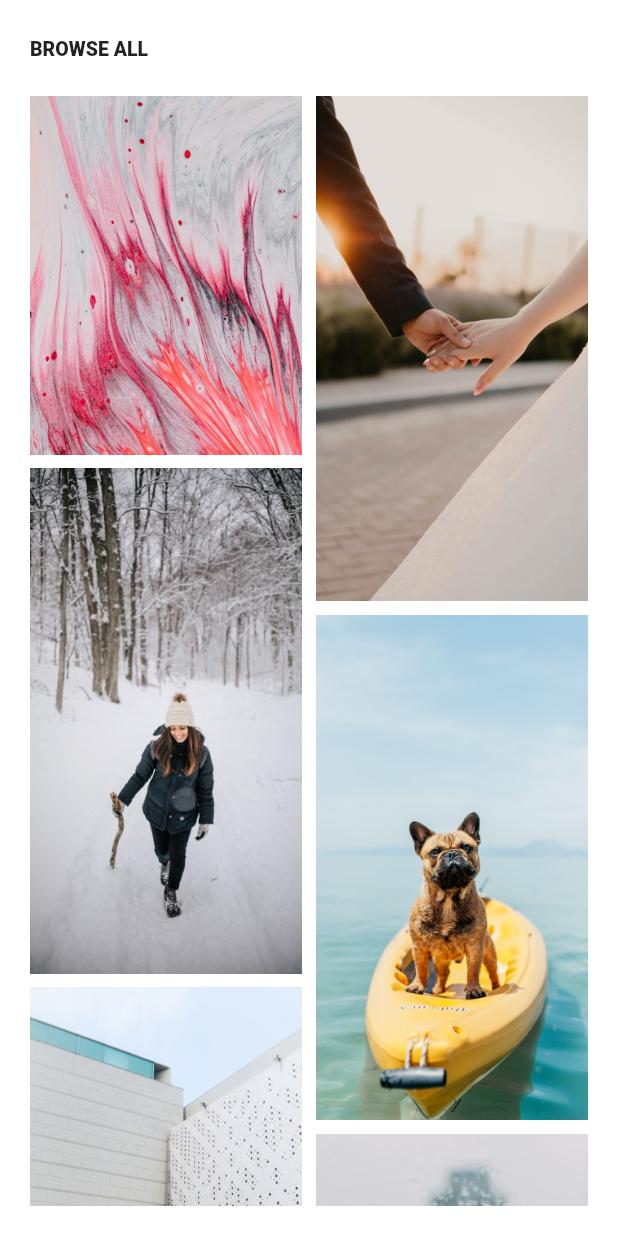
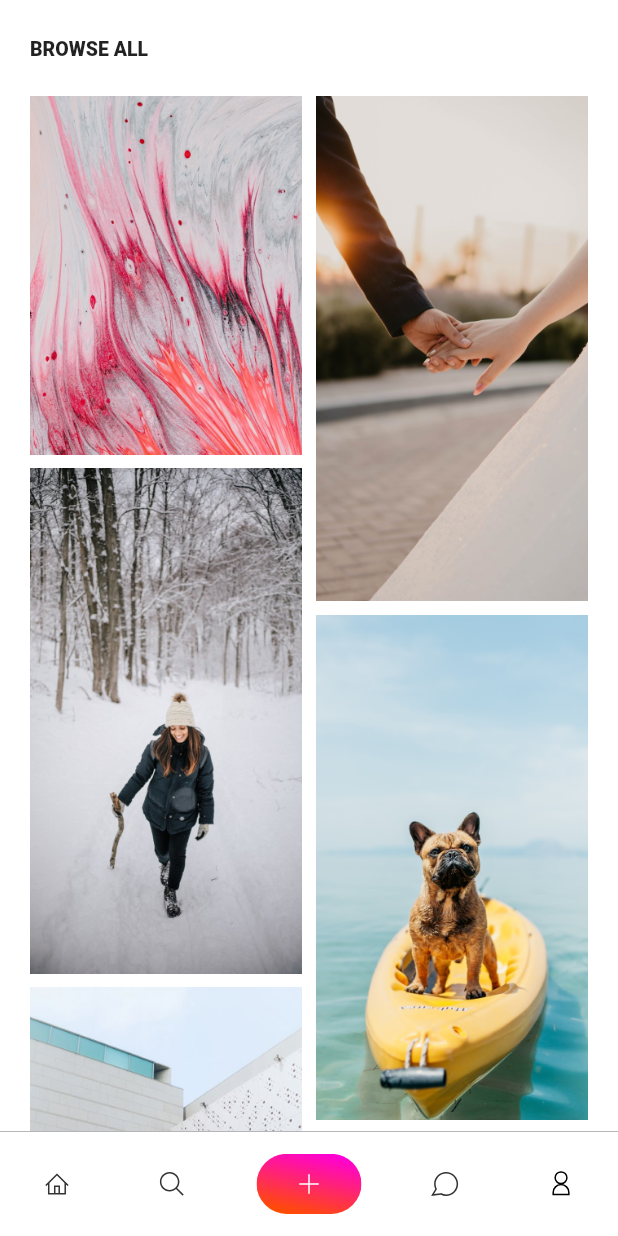
Before and after one commit to VinhShin/MyCarTest, a Flutter app: the HomeScreen screen opened by its route, scrolled down 576 dp, on a phone screen of 412 x 824 dp. Run offline on Flutter 3.47's test engine with Material 2 defaults, Android fonts, the phone set to English and light mode, and no system bars; our stand-ins replace easy_localization, flutter_bloc, flutter_html, flutter_svg, url_launcher_web, video_player_web; missing offline and left inert: shared_preferences_web, wakelock_web; generated files the repository leaves out were written again; project files that could hold a hidden picture were left out.

Commit message:
add bottom bar

```diff
--- a/lib/common/assets/app_icons.dart
+++ b/lib/common/assets/app_icons.dart
@@ -3,4 +3,6 @@ class AppIcons {
   static final comment = 'assets/icons/ic_comment.svg';
   static final home = 'assets/icons/ic_home.svg';
   static final search = 'assets/icons/ic_search.svg';
+  static final profile = 'assets/icons/ic_profile.svg';
+  static final homeAdd = 'assets/icons/ic_home_add.svg';
 }
--- a/lib/presentation/custom_widget/user_info.dart
+++ b/lib/presentation/custom_widget/user_info.dart
@@ -13,7 +13,10 @@ class UserInfo extends StatelessWidget {
   Widget build(BuildContext context) {
     return Row(children: [
       Image.asset(AppImages.avatar),
-      Column(children: [
+      SizedBox(
+        width: 4,
+      ),
+      Column(crossAxisAlignment: CrossAxisAlignment.start, children: [
         Text(
           userName,
           style: TextStyle(fontWeight: FontWeight.bold),
--- a/lib/presentation/screens/home/bloc/home_bloc.dart
+++ b/lib/presentation/screens/home/bloc/home_bloc.dart
@@ -4,15 +4,22 @@ import 'package:my_car_test/presentation/screens/home/bloc/home_event.dart';
 import 'package:my_car_test/presentation/screens/home/bloc/home_state.dart';
 
 class HomeBloc extends Bloc<HomeEvent, HomeState> {
-  final items = TemplateData.dataPage1;
-  int page = 1;
+  final items = <String>[];
+  int page = 0;
 
-  HomeBloc() : super(HomeDataState(TemplateData.dataPage1)) {
-    on<HomeLoadMoreEvent>((event, emit) => _loadContent(emit));
+  HomeBloc() : super(HomePageState(page: HomePageIndex.home)) {
+    on<HomeInitEvent>((event, emit) async {
+      page = 0;
+      items.clear();
+      await _loadContent(emit);
+    });
+    on<HomePageChangeEvent>(
+        (event, emit) => emit(HomePageState(page: event.homePageIndex)));
+    on<HomeLoadMoreEvent>((event, emit) async => await _loadContent(emit));
   }
 
   // fake logic call api
-  void _loadContent(Emitter<HomeState> emit) async {
+  Future<void> _loadContent(Emitter<HomeState> emit) async {
     emit(HomeLoadingState());
     await Future.delayed(Duration(seconds: 1));
     var itemRes = <String>[];
--- a/lib/presentation/screens/home/bloc/home_event.dart
+++ b/lib/presentation/screens/home/bloc/home_event.dart
@@ -1,3 +1,12 @@
+import 'package:my_car_test/presentation/screens/home/bloc/home_state.dart';
+
 abstract class HomeEvent {}
 
+class HomeInitEvent extends HomeEvent {}
+
 class HomeLoadMoreEvent extends HomeEvent {}
+
+class HomePageChangeEvent extends HomeEvent {
+  final HomePageIndex homePageIndex;
+  HomePageChangeEvent({required this.homePageIndex});
+}
--- a/lib/presentation/screens/home/bloc/home_state.dart
+++ b/lib/presentation/screens/home/bloc/home_state.dart
@@ -1,6 +1,13 @@
-abstract class HomeState {}
+enum HomePageIndex { home, search, add, comment, profile }
 
-class HomeInitState extends HomeState {}
+abstract class HomeState {
+  HomeState();
+}
+
+class HomePageState extends HomeState {
+  var page;
+  HomePageState({required this.page});
+}
 
 class HomeLoadingState extends HomeState {}
 
--- a/lib/presentation/screens/home/home_screen.dart
+++ b/lib/presentation/screens/home/home_screen.dart
@@ -1,16 +1,15 @@
 import 'package:flutter/material.dart';
-import 'package:easy_localization/easy_localization.dart';
 import 'package:flutter_bloc/flutter_bloc.dart';
-import 'package:my_car_test/common/assets/app_images.dart';
-import 'package:my_car_test/generated/locale_keys.g.dart';
-import 'package:my_car_test/presentation/custom_widget/button.dart';
 import 'package:my_car_test/presentation/custom_widget/full_loading.dart';
-import 'package:my_car_test/presentation/custom_widget/user_info.dart';
+import 'package:my_car_test/presentation/screens/home/bloc/home_event.dart';
+import 'package:my_car_test/presentation/screens/home/widgets/home_bottom_bar.dart';
 import 'package:my_car_test/presentation/screens/home/bloc/home_bloc.dart';
 import 'package:my_car_test/presentation/screens/home/bloc/home_state.dart';
-import 'package:my_car_test/presentation/screens/home/widgets/browse_content.dart';
+import 'package:my_car_test/presentation/screens/home/pages/comment_page.dart';
+import 'package:my_car_test/presentation/screens/home/pages/profile_page.dart';
+import 'package:my_car_test/presentation/screens/home/pages/search_page.dart';
 
-import 'bloc/home_event.dart';
+import 'pages/home_page.dart';
 
 enum HomePart { header, content, loadMore }
 
@@ -22,8 +21,6 @@ class HomeScreen extends StatefulWidget {
 }
 
 class _HomeScreenState extends State<HomeScreen> {
-  final items = [HomePart.header, HomePart.content, HomePart.loadMore];
-
   @override
   Widget build(BuildContext context) {
     return Scaffold(
@@ -33,62 +30,29 @@ class _HomeScreenState extends State<HomeScreen> {
           children: [
             SafeArea(
               child: Padding(
-                padding: EdgeInsets.all(20),
-                child: CustomScrollView(slivers: [
-                  SliverList(
-                      delegate: SliverChildBuilderDelegate((context, index) {
-                    switch (items[index]) {
-                      case HomePart.header:
-                        return Column(
-                          crossAxisAlignment: CrossAxisAlignment.start,
-                          children: [
-                            Text(
-                              LocaleKeys.home_home_title.tr(),
-                              style: Theme.of(context).textTheme.headline1,
-                            ),
-                            SizedBox(height: 32),
-                            Text(
-                              LocaleKeys.home_what_is_new_today.tr(),
-                              style: Theme.of(context)
-                                  .textTheme
-                                  .bodyText1
-                                  ?.copyWith(fontWeight: FontWeight.w900),
-                            ),
-                            SizedBox(height: 24),
-                            Image.asset(AppImages.imageTemp1),
-                            SizedBox(height: 16),
-                            UserInfo(
-                                userName: LocaleKeys.home_user_name,
-                                userDescription: LocaleKeys.home_user_desc),
-                            SizedBox(height: 48),
-                            Text(
-                              LocaleKeys.home_browser_all.tr(),
-                              style: Theme.of(context)
-                                  .textTheme
-                                  .bodyText1
-                                  ?.copyWith(fontWeight: FontWeight.w900),
-                            ),
-                            SizedBox(height: 24),
-                          ],
-                        );
-
-                      case HomePart.content:
-                        return BrowseAllContent();
+                padding:
+                    EdgeInsets.only(left: 20, right: 20, top: 20, bottom: 70),
+                child: BlocBuilder<HomeBloc, HomeState>(
+                    buildWhen: (oldState, newState) {
+                  return newState is HomePageState;
+                }, builder: (context, state) {
+                  if (state is HomePageState) {
+                    switch (state.page) {
+                      case HomePageIndex.home:
+                        return HomePage();
+                      case HomePageIndex.search:
+                        return SearchPage();
+                      case HomePageIndex.comment:
+                        return CommentPage();
                       default:
-                        return Padding(
-                            padding: const EdgeInsets.only(top: 32),
-                            child: Button(
-                                text: LocaleKeys.home_see_more.tr(),
-                                onPress: () {
-                                  context
-                                      .read<HomeBloc>()
-                                      .add(HomeLoadMoreEvent());
-                                }));
+                        return ProfilePage();
                     }
-                  }, childCount: items.length))
-                ]),
+                  }
+                  return Container();
+                }),
               ),
             ),
+            HomeBottomBar(),
             BlocBuilder<HomeBloc, HomeState>(builder: (context, state) {
               if (state is HomeLoadingState) {
                 return FullLoading(true);
--- /dev/null
+++ b/lib/presentation/screens/home/pages/comment_page.dart
@@ -0,0 +1,12 @@
+import 'package:flutter/material.dart';
+
+class CommentPage extends StatelessWidget {
+  const CommentPage({Key? key}) : super(key: key);
+
+  @override
+  Widget build(BuildContext context) {
+    return Container(
+      child: Text('Here is the Comment page \nwill comming soon'),
+    );
+  }
+}
--- /dev/null
+++ b/lib/presentation/screens/home/pages/home_page.dart
@@ -0,0 +1,84 @@
+import 'package:flutter/material.dart';
+import 'package:easy_localization/easy_localization.dart';
+import 'package:my_car_test/common/assets/app_images.dart';
+import 'package:my_car_test/generated/locale_keys.g.dart';
+import 'package:my_car_test/presentation/custom_widget/button.dart';
+import 'package:my_car_test/presentation/custom_widget/user_info.dart';
+import 'package:my_car_test/presentation/screens/home/bloc/home_bloc.dart';
+import 'package:my_car_test/presentation/screens/home/bloc/home_event.dart';
+import 'package:my_car_test/presentation/screens/home/widgets/browse_content.dart';
+import 'package:flutter_bloc/flutter_bloc.dart';
+
+import '../home_screen.dart';
+
+class HomePage extends StatefulWidget {
+  HomePage({Key? key}) : super(key: key);
+
+  @override
+  _HomePageState createState() => _HomePageState();
+}
+
+class _HomePageState extends State<HomePage> {
+  final items = const [HomePart.header, HomePart.content, HomePart.loadMore];
+
+  @override
+  void didChangeDependencies() {
+    super.didChangeDependencies();
+    context.read<HomeBloc>().add(HomeInitEvent());
+  }
+
+  @override
+  Widget build(BuildContext context) {
+    return CustomScrollView(slivers: [
+      SliverList(
+          delegate: SliverChildBuilderDelegate((context, index) {
+        switch (items[index]) {
+          case HomePart.header:
+            return Column(
+              crossAxisAlignment: CrossAxisAlignment.start,
+              children: [
+                Text(
+                  LocaleKeys.home_home_title.tr(),
+                  style: Theme.of(context).textTheme.headline1,
+                ),
+                SizedBox(height: 32),
+                Text(
+                  LocaleKeys.home_what_is_new_today.tr(),
+                  style: Theme.of(context)
+                      .textTheme
+                      .bodyText1
+                      ?.copyWith(fontWeight: FontWeight.w900),
+                ),
+                SizedBox(height: 24),
+                Image.asset(AppImages.imageTemp1),
+                SizedBox(height: 16),
+                UserInfo(
+                    userName: LocaleKeys.home_user_name.tr(),
+                    userDescription: LocaleKeys.home_user_desc.tr()),
+                SizedBox(height: 48),
+                Text(
+                  LocaleKeys.home_browser_all.tr(),
+                  style: Theme.of(context)
+                      .textTheme
+                      .bodyText1
+                      ?.copyWith(fontWeight: FontWeight.w900),
+                ),
+                SizedBox(height: 24),
+              ],
+            );
+
+          case HomePart.content:
+            return BrowseAllContent();
+          default:
+            return Padding(
+                padding: const EdgeInsets.only(top: 32),
+                child: Button(
+                    text: LocaleKeys.home_see_more.tr(),
+                    onPress: () {
+                      context.read<HomeBloc>().add(HomeLoadMoreEvent());
+                    }));
+        }
+      }, childCount: items.length))
+    ]);
+  }
+}
--- /dev/null
+++ b/lib/presentation/screens/home/pages/profile_page.dart
@@ -0,0 +1,12 @@
+import 'package:flutter/material.dart';
+
+class ProfilePage extends StatelessWidget {
+  const ProfilePage({Key? key}) : super(key: key);
+
+  @override
+  Widget build(BuildContext context) {
+    return Container(
+      child: Text('Here is the Profile page \nwill comming soon'),
+    );
+  }
+}
--- /dev/null
+++ b/lib/presentation/screens/home/pages/search_page.dart
@@ -0,0 +1,12 @@
+import 'package:flutter/material.dart';
+
+class SearchPage extends StatelessWidget {
+  const SearchPage({Key? key}) : super(key: key);
+
+  @override
+  Widget build(BuildContext context) {
+    return Container(
+      child: Text('Here is the Search page \nwill comming soon'),
+    );
+  }
+}
--- /dev/null
+++ b/lib/presentation/screens/home/widgets/home_bottom_bar.dart
@@ -0,0 +1,58 @@
+import 'package:flutter/material.dart';
+import 'package:flutter_svg/svg.dart';
+import 'package:my_car_test/common/assets/app_icons.dart';
+import 'package:flutter_bloc/flutter_bloc.dart';
+import 'package:my_car_test/presentation/screens/home/bloc/home_bloc.dart';
+import 'package:my_car_test/presentation/screens/home/bloc/home_event.dart';
+import 'package:my_car_test/presentation/screens/home/bloc/home_state.dart';
+
+class HomeBottomBar extends StatelessWidget {
+  const HomeBottomBar({Key? key}) : super(key: key);
+
+  Widget _getBottomItem(
+      BuildContext context, String iconPath, HomePageIndex page) {
+    return InkWell(
+        onTap: () {
+          context
+              .read<HomeBloc>()
+              .add(HomePageChangeEvent(homePageIndex: page));
+        },
+        child: SvgPicture.asset(iconPath));
+  }
+
+  @override
+  Widget build(BuildContext context) {
+    return Align(
+      alignment: AlignmentDirectional.bottomCenter,
+      child: SafeArea(
+        child: Container(
+          height: 70,
+          child: Column(
+            children: [
+              Container(
+                width: double.infinity,
+                height: 0.5,
+                color: Colors.grey,
+              ),
+              Expanded(
+                child: Row(
+                  mainAxisAlignment: MainAxisAlignment.spaceAround,
+                  children: [
+                    _getBottomItem(context, AppIcons.home, HomePageIndex.home),
+                    _getBottomItem(
+                        context, AppIcons.search, HomePageIndex.search),
+                    SvgPicture.asset(AppIcons.homeAdd),
+                    _getBottomItem(
+                        context, AppIcons.comment, HomePageIndex.comment),
+                    _getBottomItem(
+                        context, AppIcons.profile, HomePageIndex.profile),
+                  ],
+                ),
+              ),
+            ],
+          ),
+        ),
+      ),
+    );
+  }
+}
```
Also changed, not shown: assets/icons/ic_comment.svg, assets/icons/ic_home_add.svg (added), assets/icons/ic_profile.svg (added).
